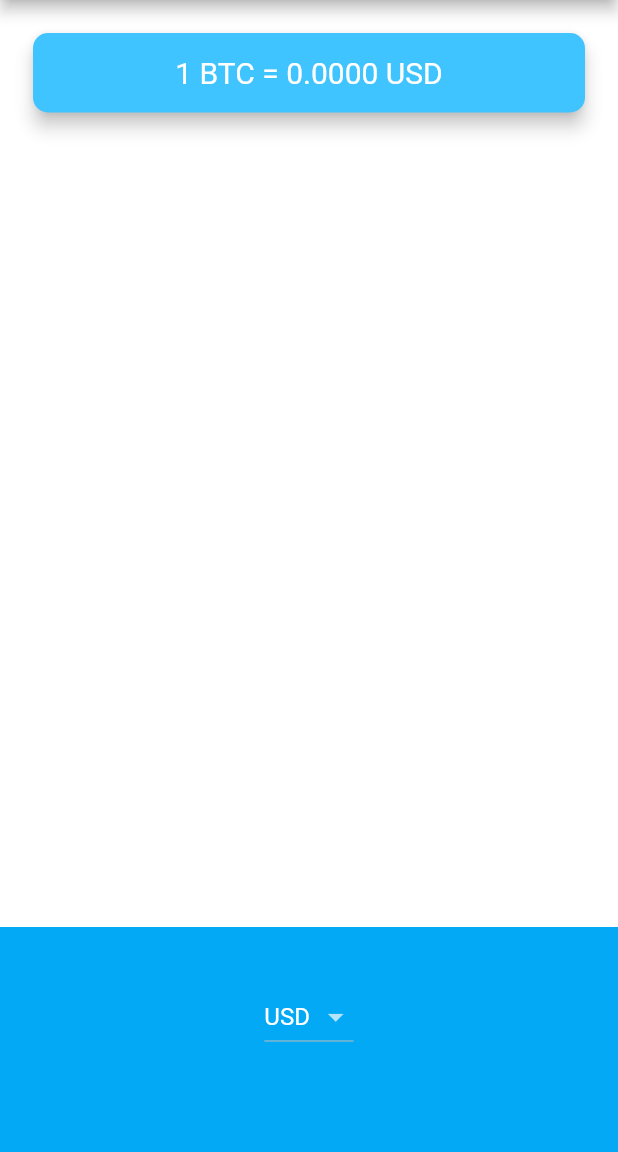
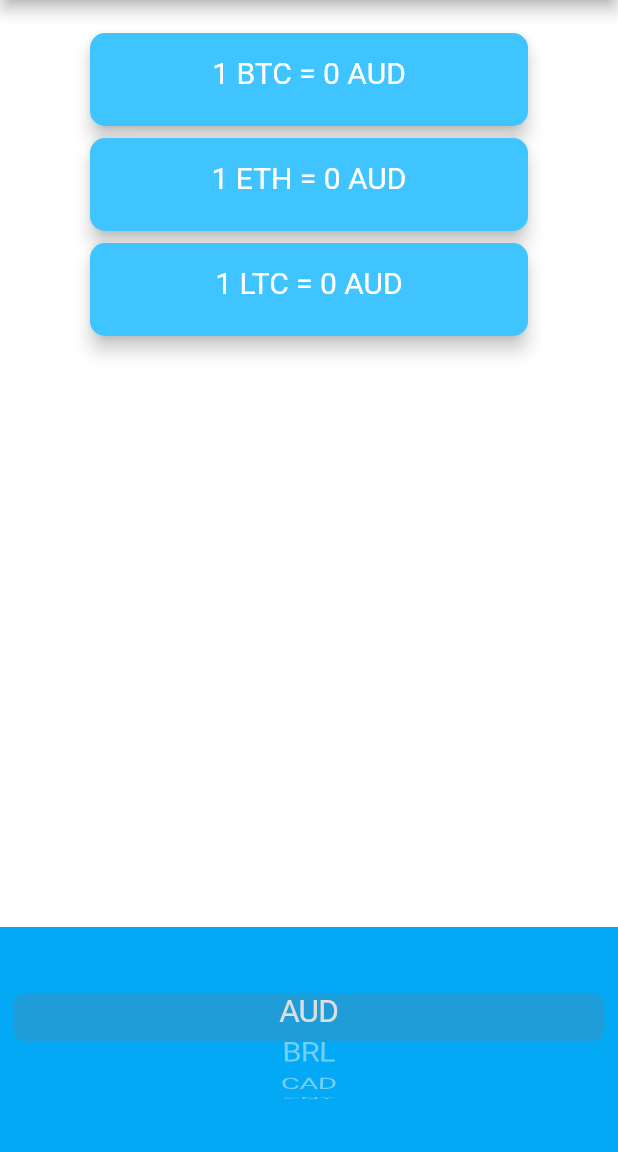
Before and after one commit to pelcastre-leomat/bitcoin-ticker-flutter, a Flutter app: the screen it shows after launch, on a phone screen of 412 x 824 dp, the part 84-1236 px from its top. Run offline on Flutter 3.47's test engine with Material 2 defaults, Android fonts, the phone set to English and light mode, and no system bars; network calls fail.

Commit message:
Values of different assets now displayed according to selected currency

```diff
--- a/lib/price_screen.dart
+++ b/lib/price_screen.dart
@@ -12,6 +12,8 @@ class PriceScreen extends StatefulWidget {
 
 class _PriceScreenState extends State<PriceScreen> {
   TickerRetriever tickerRetriever = TickerRetriever();
+  Map<String, int> assetPriceList = {};
+  String selectedCurrency = currenciesList[0];
   double price = 0;
 
   @override
@@ -19,12 +21,18 @@ class _PriceScreenState extends State<PriceScreen> {
     updateUI("USD");
     super.initState();
   }
-  String selectedCurrency = "USD";
 
   void updateUI(String currency) async{
-    var response_rate = await tickerRetriever.getPrice("ETH", currency);
-    price = response_rate["rate"];
-    print(price);
+    for(String asset in cryptoList){
+
+      var responseRate = await tickerRetriever.getPrice(asset, currency);
+      assetPriceList[asset] = responseRate["rate"].round();
+    }
+
+    setState(() {
+      assetPriceList;
+      price = 20;
+    });
   }
 
   DropdownButton<String> androidDropdown() {
@@ -55,8 +63,11 @@ class _PriceScreenState extends State<PriceScreen> {
       pickerItems.add(Text(currency));
     }
     return CupertinoPicker(
+
       itemExtent: 32,
       onSelectedItemChanged: (selectedIndex){
+        selectedCurrency = pickerItems[selectedIndex].data ?? "";
+        updateUI(selectedCurrency);
       },
       children:pickerItems,
     );
@@ -67,42 +78,76 @@ class _PriceScreenState extends State<PriceScreen> {
   Widget build(BuildContext context) {
     return Scaffold(
       appBar: AppBar(
-        title: Text('🤑 Coin Ticker'),
+        title: const Text('🤑 Coin Ticker'),
       ),
       body: Column(
         mainAxisAlignment: MainAxisAlignment.spaceBetween,
         crossAxisAlignment: CrossAxisAlignment.stretch,
         children: <Widget>[
           Padding(
-            padding: EdgeInsets.fromLTRB(18.0, 18.0, 18.0, 0),
+            padding: const EdgeInsets.fromLTRB(18.0, 18.0, 18.0, 0),
+            child: Column(
+              children: [
+                for (String asset in cryptoList)
+                  AssetCardWidget(
+                      price: assetPriceList[asset] ?? 0,
+                      selectedCurrency: selectedCurrency,
+                      asset: asset,
+                )
+              ],
+            )
+          ),
+          Container(
+            height: 150.0,
+            alignment: Alignment.center,
+            padding: const EdgeInsets.only(bottom: 30.0),
+            color: Colors.lightBlue,
+            child: Platform.isAndroid ? iOSPicker():androidDropdown(),
+          ),
+        ],
+      ),
+    );
+  }
+}
+
+class AssetCardWidget extends StatelessWidget {
+  const AssetCardWidget({
+    super.key,
+    required this.price,
+    required this.selectedCurrency,
+    required this.asset,
+  });
+
+
+  final int price;
+  final String asset;
+  final String selectedCurrency;
+
+  @override
+  Widget build(BuildContext context) {
+    return SizedBox(
+      width: 300,
+      height: 70,
       child: Card(
+
         color: Colors.lightBlueAccent,
         elevation: 5.0,
+
         shape: RoundedRectangleBorder(
           borderRadius: BorderRadius.circular(10.0),
         ),
         child: Padding(
-                padding: EdgeInsets.symmetric(vertical: 15.0, horizontal: 28.0),
+          padding: const EdgeInsets.symmetric(vertical: 15.0, horizontal: 28.0),
           child: Text(
-                  '1 BTC = ${price.toStringAsPrecision(5)} $selectedCurrency',
+            '1 $asset = ${price.toInt()} $selectedCurrency',
             textAlign: TextAlign.center,
-                  style: TextStyle(
+            style: const TextStyle(
               fontSize: 20.0,
               color: Colors.white,
             ),
           ),
         ),
       ),
-          ),
-          Container(
-            height: 150.0,
-            alignment: Alignment.center,
-            padding: EdgeInsets.only(bottom: 30.0),
-            color: Colors.lightBlue,
-            child: Platform.isIOS ? iOSPicker():androidDropdown(),
-          ),
-        ],
-      ),
     );
   }
 }
--- a/lib/services/ticker_retriever.dart
+++ b/lib/services/ticker_retriever.dart
@@ -6,12 +6,8 @@ class TickerRetriever{
   String key= "x";
 
   Future<dynamic> getPrice(String tickerName, String fiatName) async{
-    //
     // NetworkHelper networkHelper = NetworkHelper(url: "$url$tickerName/$fiatName?apikey=$key");
     // return await networkHelper.getData();
-    //
-    //
-
 
     FakeNetworkHelper fakeNetworkHelper = FakeNetworkHelper(
         ticker: tickerName
```
Lines whose indentation alone changed are shown as unchanged.
